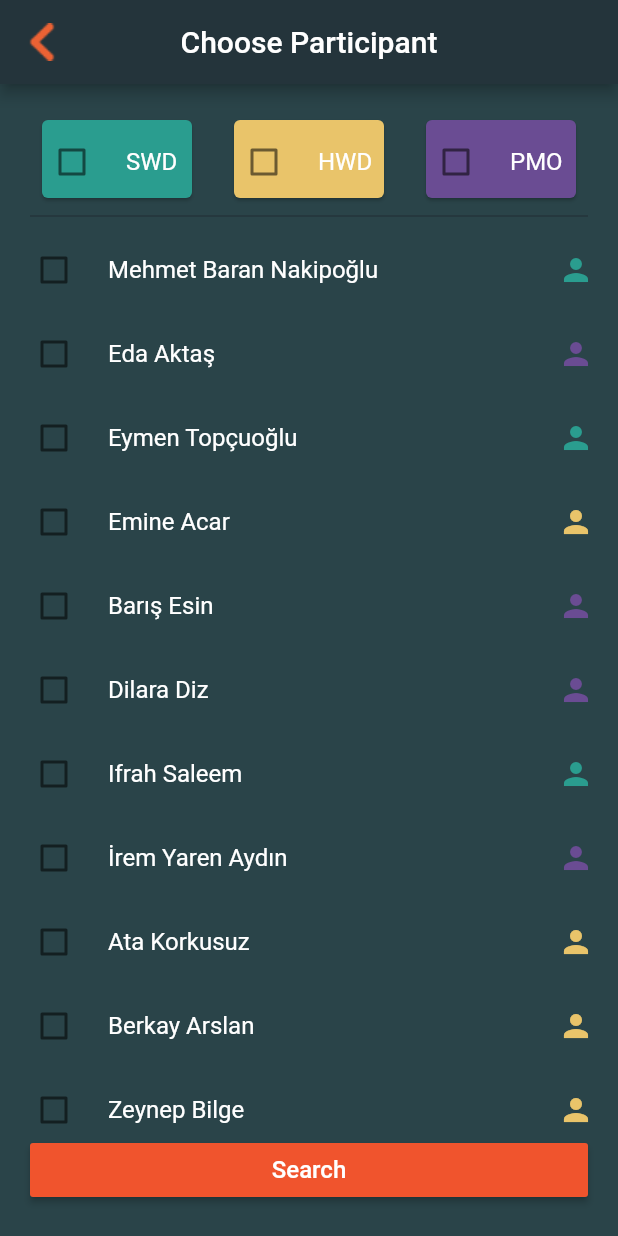
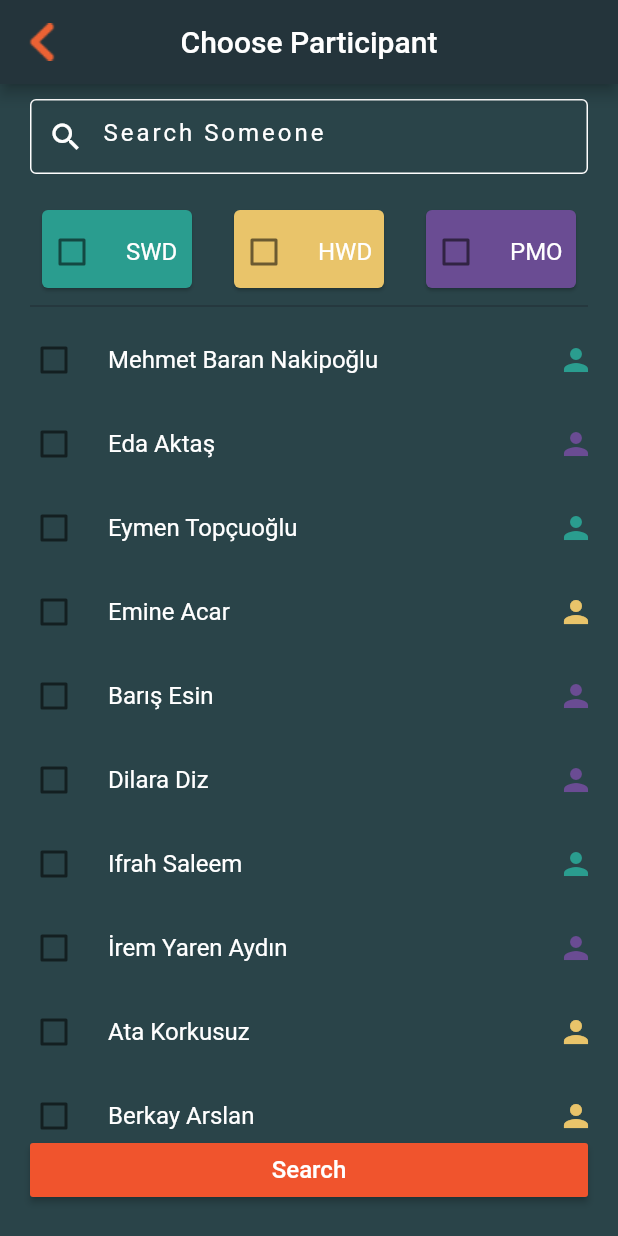
Before and after one commit to yagmure15/BordaNew, a Flutter app: the SearchEmployee screen opened directly, after a tap on "Search", on a phone screen of 412 x 824 dp. Run offline on Flutter 3.47's test engine with Material 2 defaults, Android fonts, the phone set to English and light mode, and no system bars; our stand-ins replace flutter_speed_dial, fluttertoast, font_awesome_flutter, syncfusion_flutter_calendar, syncfusion_flutter_datepicker.

Commit message:
Search bar is completed

```diff
--- a/lib/screens/meeting_search_employee.dart
+++ b/lib/screens/meeting_search_employee.dart
@@ -12,6 +12,18 @@ class SearchEmployee extends StatefulWidget {
 
 class _SearchEmployeeState extends State<SearchEmployee> {
   bool isCheck = true;
+  String _query = "";
+  TextEditingController textEditingController = TextEditingController();
+
+  List<CheckBoxState> itemSearch = [];
+
+  @override
+  void initState() {
+    itemSearch.addAll(employeeCheckboxList);
+    super.initState();
+
+    _showToast(itemSearch);
+  }
 
   final department = [
     CheckBoxState(name: "SWD", title: "yazılım"),
@@ -22,7 +34,7 @@ class _SearchEmployeeState extends State<SearchEmployee> {
   final onlyHWD = CheckBoxState(name: "HWD", title: "donanım");
   final onlyPMO = CheckBoxState(name: "PMO", title: "pmo");
 
-  final employeeCheckboxList=  [
+  final employeeCheckboxList = [
     CheckBoxState(name: "Mehmet Baran Nakipoğlu ", title: "yazılım"),
     CheckBoxState(name: "Eda Aktaş", title: "pmo"),
     CheckBoxState(name: "Eymen Topçuoğlu", title: "yazılım"),
@@ -41,8 +53,6 @@ class _SearchEmployeeState extends State<SearchEmployee> {
     CheckBoxState(name: "Engin Yağmur", title: "yazılım"),
     CheckBoxState(name: "Fatih Onuk", title: "pmo"),
     CheckBoxState(name: "Çağla Burçin Dikbasan", title: "pmo"),
-
-
   ];
 
   @override
@@ -62,6 +72,7 @@ class _SearchEmployeeState extends State<SearchEmployee> {
       ),
       body: Column(
         children: [
+          _SearchBar(),
           Container(
             height: 60,
             margin: EdgeInsets.only(top: 20),
@@ -70,21 +81,27 @@ class _SearchEmployeeState extends State<SearchEmployee> {
               crossAxisAlignment: CrossAxisAlignment.center,
               children: [
                 _checkboxForSWD(onlySWD),
-                SizedBox(width: 20,),
+                SizedBox(
+                  width: 20,
+                ),
                 _checkboxForHWD(onlyHWD),
-                SizedBox(width: 20,),
+                SizedBox(
+                  width: 20,
+                ),
                 _checkboxForPMO(onlyPMO),
               ],
             ),
           ),
           Container(
             margin: EdgeInsets.symmetric(horizontal: 20),
-            child: Divider(color:  bordaGreen,
-              thickness: 1,),
+            child: Divider(
+              color: bordaGreen,
+              thickness: 1,
             ),
-          liste(),
+          ),
+          _EmployeeListWidget(),
           Container(
-            margin: EdgeInsets.only(bottom: 20,left: 20,right: 20,top :0),
+            margin: EdgeInsets.only(bottom: 20, left: 20, right: 20, top: 0),
             child: MaterialButton(
               minWidth: MediaQuery.of(context).size.width,
               color: bordaOrange,
@@ -94,34 +111,93 @@ class _SearchEmployeeState extends State<SearchEmployee> {
                     color: Colors.white,
                     fontWeight: FontWeight.w500,
                   )),
-              onPressed: () {
-
-              },
+              onPressed: () {},
             ),
           ),
         ],
       ),
     );
   }
-Widget liste (){
+
+  void filterSearchResult(String query) {
+    query = query.toLowerCase().toString();
+    List<CheckBoxState> dummyList = [];
+    dummyList.addAll(employeeCheckboxList);
+
+    if (query.isNotEmpty) {
+      List<CheckBoxState> dummyListData = [];
+      dummyList.forEach((element) {
+        if (element.name.toLowerCase().contains(query)) {
+          dummyListData.add(element);
+        }
+      });
+      setState(() {
+        itemSearch.clear();
+        itemSearch.addAll(dummyListData);
+      });
+    } else {
+      setState(() {
+        itemSearch.clear();
+        itemSearch.addAll(employeeCheckboxList);
+      });
+    }
+  }
+
+  Widget _SearchBar() {
+    return Container(
+      height: 50,
+      margin: EdgeInsets.only(top: 10, right: 20, left: 20, bottom: 0),
+      child: TextField(
+        textCapitalization: TextCapitalization.none,
+        cursorColor: bordaOrange,
+        style: TextStyle(color: Colors.white),
+        onChanged: (value) {
+          filterSearchResult(value);
+        },
+        controller: textEditingController,
+        decoration: InputDecoration(
+            focusedBorder: OutlineInputBorder(
+              borderSide: BorderSide(color: bordaOrange),
+            ),
+            enabledBorder: OutlineInputBorder(
+              borderSide: BorderSide(color: Colors.white),
+            ),
+            hintText: "Search Someone",
+            hintStyle: TextStyle(
+              color: Colors.white,
+              letterSpacing: 2,
+              height: 0,
+            ),
+            fillColor: Colors.white,
+            prefixIcon: Icon(
+              Icons.search,
+              color: Colors.white,
+            ),
+            border: OutlineInputBorder(
+              borderSide: BorderSide(color: Colors.white),
+              borderRadius: BorderRadius.all(Radius.circular(5)),
+            )),
+      ),
+    );
+  }
+
+  Widget _EmployeeListWidget() {
     return Expanded(
       child: ListView(
-
         children: [
-
-          ...employeeCheckboxList.map(_checkboxListBuild).toList(),
-
+          ...itemSearch.map(_checkboxListBuild).toList(),
         ],
       ),
     );
   }
+
   Widget _checkboxListBuild(CheckBoxState checkBoxState) {
     Color color = Colors.lime;
-    if(checkBoxState.title =="yazılım"){
+    if (checkBoxState.title == "yazılım") {
       color = yesil;
-    } else if(checkBoxState.title =="donanım"){
+    } else if (checkBoxState.title == "donanım") {
       color = sari;
-    }else  if(checkBoxState.title =="pmo"){
+    } else if (checkBoxState.title == "pmo") {
       color = turuncu;
     }
     return CheckboxListTile(
@@ -137,18 +213,18 @@ Widget liste (){
       ),
       onChanged: (bool? value) {
         setState(() {
+          textEditingController.text = "";
+          filterSearchResult("");
+          _query = "";
           checkBoxState.value = value!;
           _allCheckController(value);
-
         });
       },
     );
+  }
 
-  }
   Widget _checkboxForSWD(CheckBoxState checkBoxState) {
-    return
-        Card(
-
+    return Card(
       color: yesil,
       child: SizedBox(
         width: 100,
@@ -160,17 +236,14 @@ Widget liste (){
           ),
           value: checkBoxState.value,
           controlAffinity: ListTileControlAffinity.leading,
-
           onChanged: toggleGroupCheckboxForSWD,
         ),
       ),
     );
+  }
 
-
-  }
   Widget _checkboxForHWD(CheckBoxState checkBoxState) {
-    return
-      Card(
+    return Card(
       color: sari,
       child: SizedBox(
         width: 100,
@@ -182,18 +255,14 @@ Widget liste (){
           ),
           value: checkBoxState.value,
           controlAffinity: ListTileControlAffinity.leading,
-
           onChanged: toggleGroupCheckboxForHWD,
         ),
       ),
     );
-
-
   }
 
   Widget _checkboxForPMO(CheckBoxState checkBoxState) {
-    return
-      Card(
+    return Card(
       color: turuncu,
       child: SizedBox(
         width: 100,
@@ -205,80 +274,47 @@ Widget liste (){
           ),
           value: checkBoxState.value,
           controlAffinity: ListTileControlAffinity.leading,
-
           onChanged: toggleGroupCheckboxForPMO,
         ),
       ),
     );
-
-
   }
 
-
   void toggleGroupCheckboxForSWD(bool? value) {
-    if(value == null) return;
-
+    if (value == null) return;
 
     onlySWD.value = value;
 
-
-          for(int i=0; i<employeeCheckboxList.length; i++){
-            if(  employeeCheckboxList[i].title == "yazılım"){
+    for (int i = 0; i < employeeCheckboxList.length; i++) {
+      if (employeeCheckboxList[i].title == "yazılım") {
         setState(() {
           employeeCheckboxList[i].value = value;
         });
       }
     }
+  }
 
-
-
-
-
-
-
-
-
-
-
-
-  }
   void toggleGroupCheckboxForHWD(bool? value) {
-    if(value == null) return;
-
+    if (value == null) return;
 
     onlyHWD.value = value;
 
-
-    for(int i=0; i<employeeCheckboxList.length; i++){
-      if(  employeeCheckboxList[i].title == "donanım"){
+    for (int i = 0; i < employeeCheckboxList.length; i++) {
+      if (employeeCheckboxList[i].title == "donanım") {
         setState(() {
           employeeCheckboxList[i].value = value;
         });
       }
     }
-
-
-
-
-
-
-
-
-
-
-
-
   }
 
   void toggleGroupCheckboxForPMO(bool? value) {
-    if(value == null) return;
-
+    if (value == null) return;
 
     onlyPMO.value = value;
 
-
-    for(int i=0; i<employeeCheckboxList.length; i++){
-      if(  employeeCheckboxList[i].title == "pmo"){
+    for (int i = 0; i < employeeCheckboxList.length; i++) {
+      if (employeeCheckboxList[i].title == "pmo") {
         setState(() {
           employeeCheckboxList[i].value = value;
         });
@@ -288,78 +324,52 @@ Widget liste (){
 
   void _allCheckController(bool value) {
     setState(() {
-      for(int i=0; i<employeeCheckboxList.length; i++){
-
-        if(  employeeCheckboxList[i].title == "yazılım" && employeeCheckboxList[i].value == false  ){
+      for (int i = 0; i < employeeCheckboxList.length; i++) {
+        if (employeeCheckboxList[i].title == "yazılım" &&
+            employeeCheckboxList[i].value == false) {
           setState(() {
             onlySWD.value = false;
           });
           break;
-
-        }
-        else {
+        } else {
           setState(() {
             onlySWD.value = true;
           });
         }
-
-
-
-
       }
-      for(int i=0; i<employeeCheckboxList.length; i++){
-        if(  employeeCheckboxList[i].title == "donanım" && employeeCheckboxList[i].value == false  ){
+      for (int i = 0; i < employeeCheckboxList.length; i++) {
+        if (employeeCheckboxList[i].title == "donanım" &&
+            employeeCheckboxList[i].value == false) {
           setState(() {
             onlyHWD.value = false;
           });
           break;
-
-        }
-        else {
+        } else {
           setState(() {
             onlyHWD.value = true;
           });
         }
-
       }
-      for(int i=0; i<employeeCheckboxList.length; i++){
-        if(  employeeCheckboxList[i].title == "pmo" && employeeCheckboxList[i].value == false  ){
+      for (int i = 0; i < employeeCheckboxList.length; i++) {
+        if (employeeCheckboxList[i].title == "pmo" &&
+            employeeCheckboxList[i].value == false) {
           setState(() {
             onlyPMO.value = false;
           });
           break;
-
-        }
-        else {
+        } else {
           setState(() {
             onlyPMO.value = true;
           });
         }
-
       }
     });
-
-
-
-
   }
-
-
-
-
-
-
-
-
-
-
-
 }
 
 void _showToast(S) {
   Fluttertoast.showToast(msg: S.toString(), toastLength: Toast.LENGTH_SHORT);
 }
-
 
 class CheckBoxState {
   final String name;
```
Lines whose indentation alone changed are shown as unchanged.
